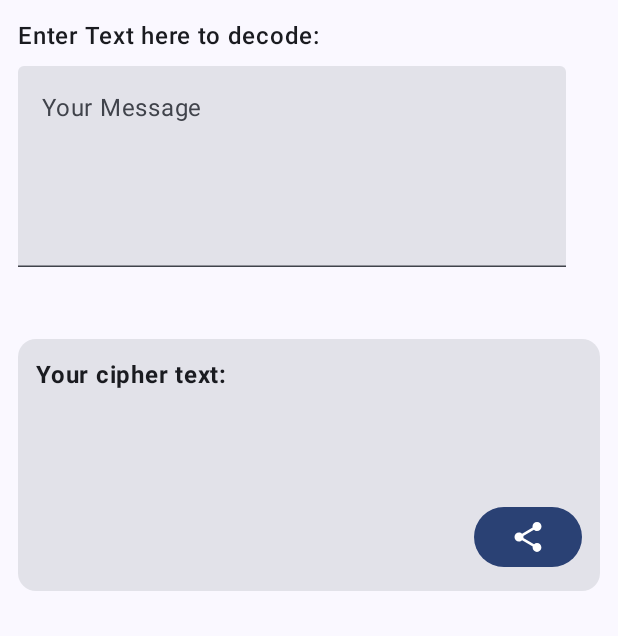
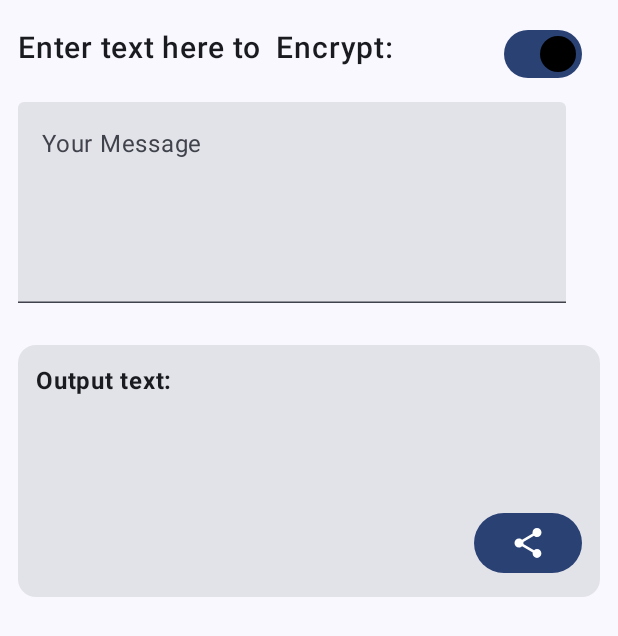
Before and after one commit to khanyousafzaideveloper/Caesar_cipher_cryptography, an Android app built with Jetpack Compose: the screen it shows after launch (MainActivity), on a phone screen of 412 x 824 dp. Shown: the top 636 px of the screen. Run offline under Robolectric (Android 15) with nearby library versions, the phone set to English and light mode, and no system bars.

Commit message:
switch button for encrypt/ decrypt

```diff
--- a/app/src/main/java/com/example/caesar_cipher_cryptography/AppScreen.kt
+++ b/app/src/main/java/com/example/caesar_cipher_cryptography/AppScreen.kt
@@ -4,6 +4,7 @@ import android.content.Context
 import android.content.Intent
 import android.graphics.Paint.Align
 import android.text.Layout.Alignment
+import android.widget.Switch
 import androidx.compose.foundation.layout.Arrangement
 import androidx.compose.foundation.layout.Column
 import androidx.compose.foundation.layout.Row
@@ -19,6 +20,8 @@ import androidx.compose.material3.Button
 import androidx.compose.material3.Card
 import androidx.compose.material3.ExperimentalMaterial3Api
 import androidx.compose.material3.Icon
+import androidx.compose.material3.Switch
+import androidx.compose.material3.SwitchDefaults
 import androidx.compose.material3.Text
 import androidx.compose.material3.TextField
 import androidx.compose.runtime.Composable
@@ -27,10 +30,12 @@ import androidx.compose.runtime.mutableStateOf
 import androidx.compose.runtime.remember
 import androidx.compose.runtime.setValue
 import androidx.compose.ui.Modifier
+import androidx.compose.ui.graphics.Color
 import androidx.compose.ui.platform.LocalContext
 import androidx.compose.ui.text.font.FontWeight
 import androidx.compose.ui.tooling.preview.Preview
 import androidx.compose.ui.unit.dp
+import androidx.compose.ui.unit.sp
 import androidx.core.content.ContextCompat.startActivity
 
 @OptIn(ExperimentalMaterial3Api::class)
@@ -38,10 +43,27 @@ import androidx.core.content.ContextCompat.startActivity
 @Composable
 fun Cipher(viewModel: AppLogic = androidx.lifecycle.viewmodel.compose.viewModel()){
     val context = LocalContext.current
+    var encrypt by remember { mutableStateOf(true) }
+
     Column( modifier = Modifier
+        .padding(12.dp)) {
+        Row (modifier = Modifier.fillMaxWidth() ,horizontalArrangement = Arrangement.SpaceBetween){
+            Text(text = "Enter text here to  ${if(encrypt){"Encrypt"} else { "Decrypt" }
+            }:", fontWeight = FontWeight(500), fontSize = 20.sp, modifier = Modifier.padding(top =8.dp) )
 
-        .padding(12.dp)) {
-        Text(text = "Enter Text here to decode:", fontWeight = FontWeight(500) )
+            Switch(
+                checked = encrypt,
+                onCheckedChange = {
+                    encrypt = it
+                },
+                Modifier.padding(end = 12.dp),
+                colors = SwitchDefaults.colors(
+                    checkedThumbColor = Color.Black,
+                    uncheckedThumbColor = Color.Green
+                )
+
+            )
+        }
         TextField(
             value = viewModel.notCipher,
             onValueChange = {viewModel.notCipher=it},
@@ -52,12 +74,21 @@ fun Cipher(viewModel: AppLogic = androidx.lifecycle.viewmodel.compose.viewModel(
                 .fillMaxWidth()
                 .padding(top = 8.dp, bottom = 8.dp),
             )
-        Spacer(modifier = Modifier.padding(20.dp))
+
+
+        Spacer(modifier = Modifier.padding(10.dp))
         Card(modifier = Modifier.fillMaxWidth()){
-            Text(text = "Your cipher text: ", Modifier.padding(12.dp) , fontWeight = FontWeight(700))
-            Text(text=viewModel.convert(), Modifier.padding(12.dp))
+            Text(text = "Output text: ", Modifier.padding(12.dp) , fontWeight = FontWeight(700))
+            Text(
+                if(encrypt){
+                    viewModel.encryptText()
+                }
+                else{
+                    viewModel.decryptText()
+                    },
+                Modifier.padding(12.dp))
             Row (modifier = Modifier.fillMaxWidth(), horizontalArrangement = Arrangement.End){
-                Button(onClick = { shareContent(context, viewModel.convert()) }, Modifier.padding(12.dp)) {
+                Button(onClick = { shareContent(context, viewModel.encryptText()) }, Modifier.padding(12.dp)) {
                     Icon(imageVector = Icons.Filled.Share, contentDescription = null)
                 }
             }
```
Also changed, not shown: app/src/main/java/com/example/caesar_cipher_cryptography/AppLogic.kt (+27 -1 lines).
